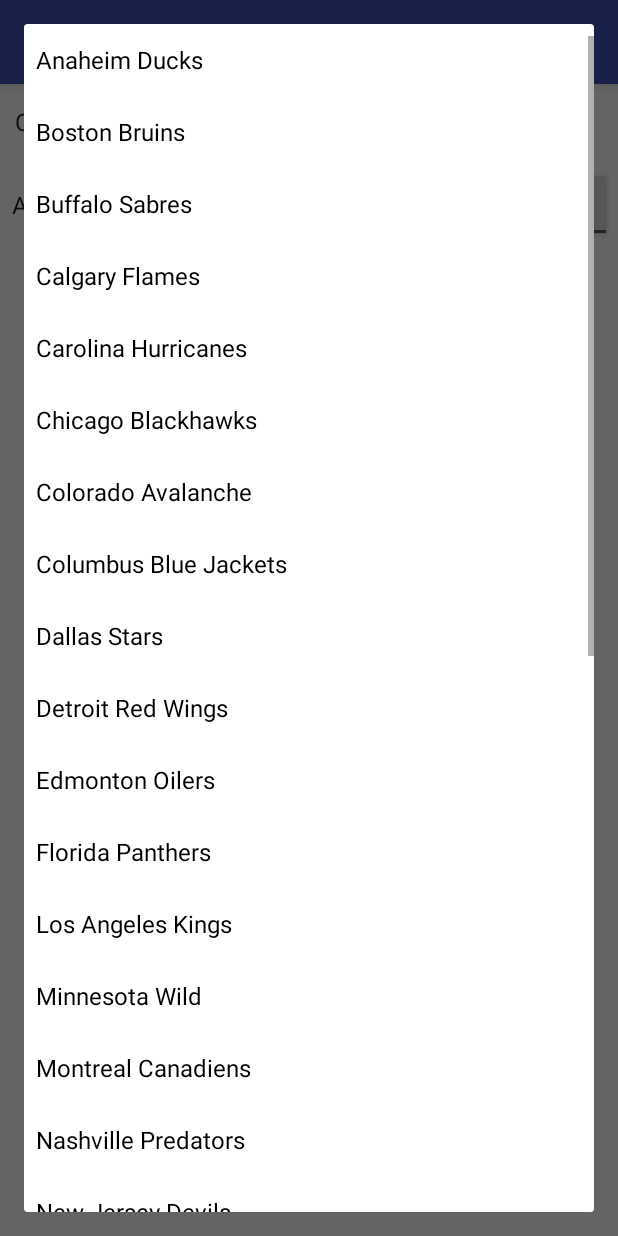
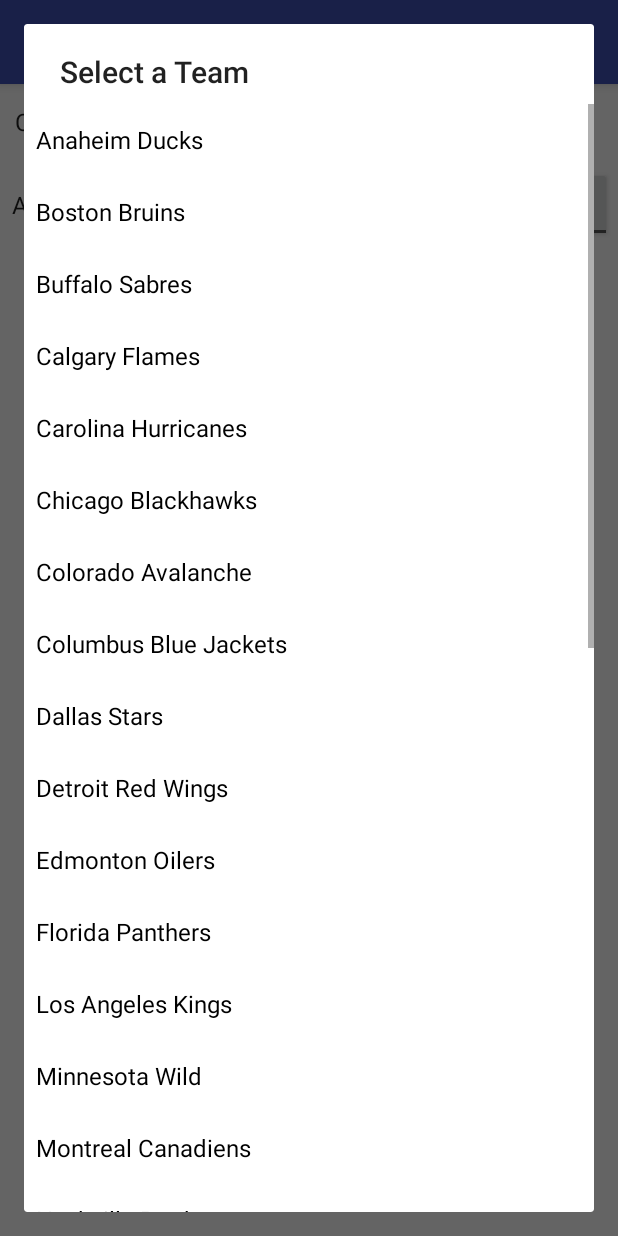
Before and after one commit to jcruz9678/NHL_Analyzer, an Android app: the screen it shows after launch (MainActivity), after a tap on "Anaheim Ducks", on a phone screen of 412 x 824 dp. Run offline under Robolectric (Android 15) with nearby library versions, the phone set to English and light mode, and no system bars; our stand-ins replace Picasso; pictures from the network do not load; 2 other taps on this screen came first.

Commit message:
Tiny Fixes

```diff
--- a/app/src/main/java/edu/wit/mobileapp/nhl_analyzer/AboutStatsFragment.java
+++ b/app/src/main/java/edu/wit/mobileapp/nhl_analyzer/AboutStatsFragment.java
@@ -1,9 +1,6 @@
 package edu.wit.mobileapp.nhl_analyzer;
 
 import android.app.Fragment;
-import android.app.LauncherActivity;
-import android.graphics.Bitmap;
-import android.graphics.BitmapFactory;
 import android.os.Bundle;
 import android.view.LayoutInflater;
 import android.view.View;
--- a/app/src/main/java/edu/wit/mobileapp/nhl_analyzer/SplashPage.java
+++ b/app/src/main/java/edu/wit/mobileapp/nhl_analyzer/SplashPage.java
@@ -5,7 +5,6 @@ import android.os.Handler;
 import android.support.v7.app.ActionBar;
 import android.support.v7.app.AppCompatActivity;
 import android.os.Bundle;
-import android.view.Window;
 import android.widget.ImageView;
 
 import com.squareup.picasso.Picasso;
@@ -45,7 +44,7 @@ public class SplashPage extends AppCompatActivity
     private void loadImageFromUrl (String url)
     {
         Picasso.with(this).load(url).into(imageView, new com.squareup.picasso.Callback()
-        {//                        ^.placeholder(R.mipmap.ic_project40logo) .error(R.mipmap.ic_project40logo)
+        {//                        ^.placeholder() .error()
             @Override
             public void onSuccess()
             {
--- a/app/src/main/res/layout/advanced_stats_fragment.xml
+++ b/app/src/main/res/layout/advanced_stats_fragment.xml
@@ -27,6 +27,7 @@
         android:layout_marginEnd="75dp"
         android:layout_marginTop="5dp"
         android:entries="@array/teams_array"
+        android:prompt="@string/prompt_team"
         android:spinnerMode="dialog"
         app:layout_constraintEnd_toEndOf="parent"
         app:layout_constraintHorizontal_bias="1.0"
@@ -41,7 +42,6 @@
         android:layout_centerHorizontal="true"
         android:layout_marginTop="5dp"
         android:layout_weight="1"
-        android:text="hi"
         android:textOff="ASC"
         android:textOn="DESC"
         app:layout_constraintEnd_toEndOf="parent"
```
